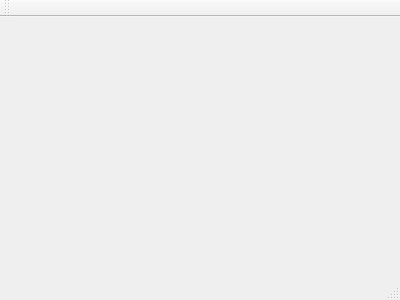
Qt form mainwindow.ui (Evgeniuser/QT_test_task) before a commit.
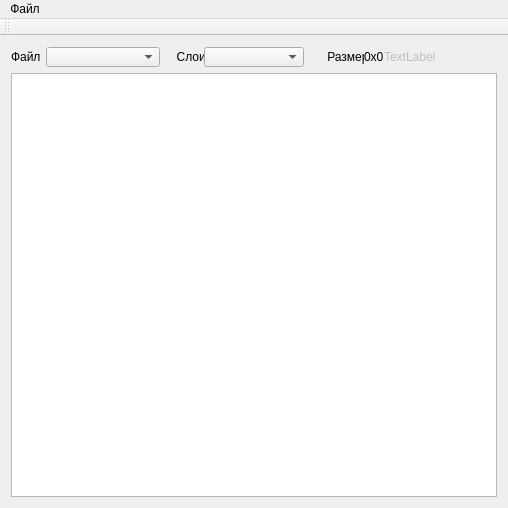
The same form after that commit.

Commit message: Добавлен интерфейс

The edit to the form file:
```diff
--- a/mainwindow.ui
+++ b/mainwindow.ui
@@ -1,24 +1,163 @@
 <ui version="4.0">
  <class>MainWindow</class>
- <widget class="QMainWindow" name="MainWindow" >
-  <property name="geometry" >
+ <widget class="QMainWindow" name="MainWindow">
+  <property name="geometry">
    <rect>
     <x>0</x>
     <y>0</y>
-    <width>400</width>
-    <height>300</height>
+    <width>508</width>
+    <height>508</height>
    </rect>
   </property>
-  <property name="windowTitle" >
+  <property name="minimumSize">
+   <size>
+    <width>508</width>
+    <height>508</height>
+   </size>
+  </property>
+  <property name="windowTitle">
    <string>MainWindow</string>
   </property>
-  <widget class="QMenuBar" name="menuBar" />
-  <widget class="QToolBar" name="mainToolBar" />
-  <widget class="QWidget" name="centralWidget" />
-  <widget class="QStatusBar" name="statusBar" />
+  <widget class="QWidget" name="centralWidget">
+   <layout class="QVBoxLayout" name="verticalLayout">
+    <item>
+     <layout class="QHBoxLayout" name="_2">
+      <property name="spacing">
+       <number>0</number>
+      </property>
+      <property name="sizeConstraint">
+       <enum>QLayout::SetFixedSize</enum>
+      </property>
+      <item>
+       <widget class="QLabel" name="label">
+        <property name="enabled">
+         <bool>true</bool>
+        </property>
+        <property name="maximumSize">
+         <size>
+          <width>35</width>
+          <height>20</height>
+         </size>
+        </property>
+        <property name="text">
+         <string>Файл</string>
+        </property>
+       </widget>
+      </item>
+      <item>
+       <widget class="QComboBox" name="fileName">
+        <property name="maximumSize">
+         <size>
+          <width>150</width>
+          <height>20</height>
+         </size>
+        </property>
+       </widget>
+      </item>
+      <item>
+       <widget class="QLabel" name="label_2">
+        <property name="maximumSize">
+         <size>
+          <width>44</width>
+          <height>16777215</height>
+         </size>
+        </property>
+        <property name="text">
+         <string>     Слои</string>
+        </property>
+       </widget>
+      </item>
+      <item>
+       <widget class="QComboBox" name="Layers">
+        <property name="maximumSize">
+         <size>
+          <width>100</width>
+          <height>20</height>
+         </size>
+        </property>
+       </widget>
+      </item>
+      <item>
+       <widget class="QLabel" name="label_3">
+        <property name="maximumSize">
+         <size>
+          <width>60</width>
+          <height>16777215</height>
+         </size>
+        </property>
+        <property name="text">
+         <string>       Размер</string>
+        </property>
+       </widget>
+      </item>
+      <item>
+       <widget class="QLabel" name="sizeL">
+        <property name="maximumSize">
+         <size>
+          <width>20</width>
+          <height>16777215</height>
+         </size>
+        </property>
+        <property name="text">
+         <string>0х0</string>
+        </property>
+       </widget>
+      </item>
+      <item>
+       <widget class="QLabel" name="label_5">
+        <property name="enabled">
+         <bool>false</bool>
+        </property>
+        <property name="text">
+         <string>TextLabel</string>
+        </property>
+       </widget>
+      </item>
+     </layout>
+    </item>
+    <item>
+     <widget class="QGraphicsView" name="graphicsView"/>
+    </item>
+   </layout>
+  </widget>
+  <widget class="QMenuBar" name="menuBar">
+   <property name="geometry">
+    <rect>
+     <x>0</x>
+     <y>0</y>
+     <width>508</width>
+     <height>21</height>
+    </rect>
+   </property>
+   <widget class="QMenu" name="menu">
+    <property name="title">
+     <string>Файл</string>
+    </property>
+    <addaction name="OpenFile"/>
+    <addaction name="Exit"/>
+   </widget>
+   <addaction name="menu"/>
+  </widget>
+  <widget class="QToolBar" name="mainToolBar">
+   <attribute name="toolBarArea">
+    <enum>TopToolBarArea</enum>
+   </attribute>
+   <attribute name="toolBarBreak">
+    <bool>false</bool>
+   </attribute>
+  </widget>
+  <action name="OpenFile">
+   <property name="text">
+    <string>Открыть файл</string>
+   </property>
+  </action>
+  <action name="Exit">
+   <property name="text">
+    <string>Выход</string>
+   </property>
+  </action>
  </widget>
- <layoutDefault spacing="6" margin="11" />
- <pixmapfunction></pixmapfunction>
+ <layoutdefault spacing="6" margin="11"/>
  <resources/>
  <connections/>
 </ui>
```
Left out of the diff: 1 changed line with no effect on the pictures. The commit also changes 1 other file.
